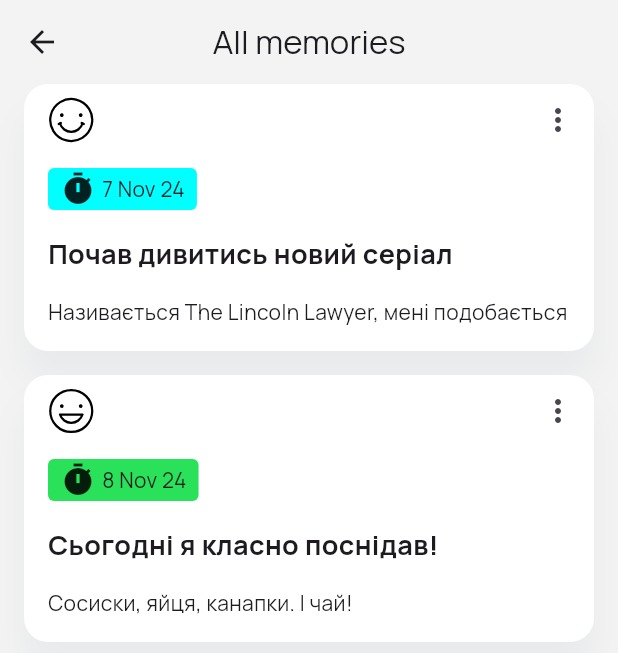
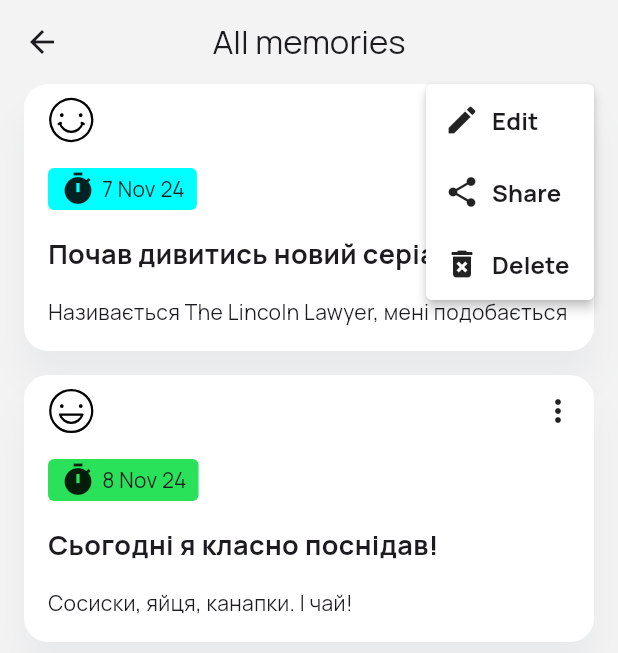
Before and after one commit to OlegNovosad/diary, a Flutter app: the AllMemoriesScreen screen opened directly, after a tap on the "more vert" icon, on a phone screen of 412 x 824 dp. Shown: the top 653 px of the screen. Run offline on Flutter 3.47's test engine with Material 3 defaults, Android fonts, the phone set to English and light mode, and no system bars; our stand-ins replace flutter_svg, google_fonts, smooth_page_indicator.

Commit message:
Added popup menu button for memory

```diff
--- /dev/null
+++ b/lib/screens/memory_details_screen.dart
@@ -0,0 +1,14 @@
+import 'package:diary/memory.dart';
+import 'package:flutter/material.dart';
+
+class MemoryDetailsScreen extends StatelessWidget {
+  final Memory memory;
+  const MemoryDetailsScreen({super.key, required this.memory});
+
+  @override
+  Widget build(BuildContext context) {
+    return Scaffold(
+      appBar: AppBar(),
+      body: const Placeholder());
+  }
+}
--- a/lib/widgets/memory_widget.dart
+++ b/lib/widgets/memory_widget.dart
@@ -1,4 +1,5 @@
 import 'package:diary/memory.dart';
+import 'package:diary/screens/memory_details_screen.dart';
 import 'package:diary/widgets/section_widget.dart';
 import 'package:flutter/material.dart';
 import 'package:flutter_svg/flutter_svg.dart';
@@ -15,7 +16,12 @@ class MemoryWidget extends StatelessWidget {
 
   @override
   Widget build(BuildContext context) {
-    return SectionWidget(
+    return GestureDetector(
+      onTap: () {
+        Navigator.of(context).push(MaterialPageRoute(
+            builder: (_) => MemoryDetailsScreen(memory: memory)));
+      },
+      child: SectionWidget(
           padding: const EdgeInsets.only(left: 16, bottom: 16),
           child: Column(
             crossAxisAlignment: CrossAxisAlignment.start,
@@ -24,10 +30,66 @@ class MemoryWidget extends StatelessWidget {
                 mainAxisAlignment: MainAxisAlignment.spaceBetween,
                 children: [
                   SvgPicture.asset(memory.moodType.image),
-                IconButton(
-                  onPressed: () {},
+                  PopupMenuButton(
+                      onSelected: (value) {
+                        if (value == "edit") {
+                          // TODO: Show edit screen
+                        } else if (value == "share") {
+                          // TODO: Show share menu
+                        } else if (value == "delete") {
+                          // TODO: Show delete confirmation dialog
+                        }
+                      },
+                      menuPadding: EdgeInsets.zero,
+                      color: Colors.white,
                       icon: const Icon(Icons.more_vert),
-                )
+                      itemBuilder: (context) => [
+                            const PopupMenuItem(
+                                value: "edit",
+                                child: Row(
+                                  children: [
+                                    Icon(Icons.edit),
+                                    SizedBox(width: 8),
+                                    Text(
+                                      "Edit",
+                                      style: TextStyle(
+                                        fontSize: 16,
+                                        fontWeight: FontWeight.bold,
+                                      ),
+                                    ),
+                                  ],
+                                )),
+                            const PopupMenuItem(
+                                value: "share",
+                                child: Row(
+                                  children: [
+                                    Icon(Icons.share),
+                                    SizedBox(width: 8),
+                                    Text(
+                                      "Share",
+                                      style: TextStyle(
+                                        fontSize: 16,
+                                        fontWeight: FontWeight.bold,
+                                      ),
+                                    ),
+                                  ],
+                                )),
+                            const PopupMenuItem(
+                                value: "delete",
+                                child: Row(
+                                  children: [
+                                    Icon(Icons.delete_forever),
+                                    SizedBox(width: 8),
+                                    Text(
+                                      "Delete",
+                                      style: TextStyle(
+                                        fontSize: 16,
+                                        fontWeight: FontWeight.bold,
+                                      ),
+                                    ),
+                                  ],
+                                )),
+                          ])
                 ],
               ),
               const SizedBox(height: 8),
@@ -57,6 +119,7 @@ class MemoryWidget extends StatelessWidget {
               const SizedBox(height: 16),
               Text(memory.message)
             ],
-        ));
+          )),
+    );
   }
 }
```
Lines whose indentation alone changed are shown as unchanged.
